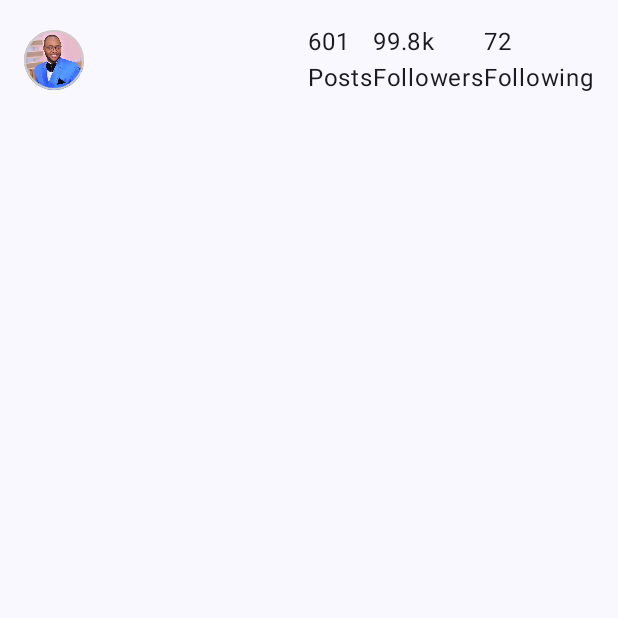
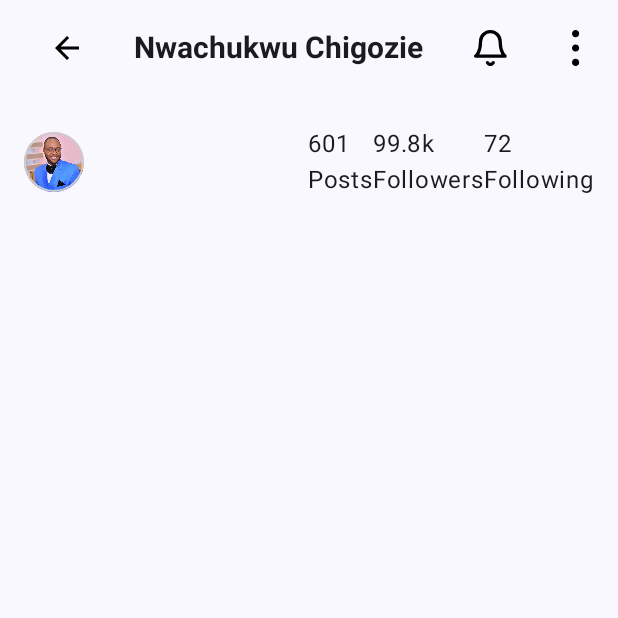
Before and after one commit to Justin-mario/mobile_instagram_ui_kotlin, an Android app built with Jetpack Compose: the screen it shows after launch (MainActivity), on a phone screen of 412 x 824 dp, the top half of it. Run offline under Robolectric (Android 15) with nearby library versions, the phone set to English and light mode, and no system bars.

Commit message:
done with Top App Bar

```diff
--- a/app/src/main/java/com/example/android/instagramui/ui/ProfileScreen.kt
+++ b/app/src/main/java/com/example/android/instagramui/ui/ProfileScreen.kt
@@ -6,13 +6,17 @@ import androidx.compose.foundation.layout.Arrangement
 import androidx.compose.foundation.layout.Box
 import androidx.compose.foundation.layout.Column
 import androidx.compose.foundation.layout.Row
+import androidx.compose.foundation.layout.Spacer
 import androidx.compose.foundation.layout.fillMaxSize
 import androidx.compose.foundation.layout.fillMaxWidth
+import androidx.compose.foundation.layout.height
 import androidx.compose.foundation.layout.padding
 import androidx.compose.foundation.layout.size
 import androidx.compose.foundation.shape.CircleShape
 import androidx.compose.material.icons.Icons
 import androidx.compose.material.icons.filled.ArrowBack
+import androidx.compose.material3.CenterAlignedTopAppBar
+import androidx.compose.material3.ExperimentalMaterial3Api
 import androidx.compose.material3.Icon
 import androidx.compose.material3.Text
 import androidx.compose.runtime.Composable
@@ -35,12 +39,13 @@ import com.example.android.instagramui.ui.theme.InstagramUITheme
 
 @Composable
 fun ProfileScreen() {
-    Box(modifier = Modifier.fillMaxSize()){
-        Column() {
+        Column {
+            TopBar(name = "Nwachukwu Chigozie")
+            Spacer(modifier = Modifier.height(4.dp))
             ProfileSection()
         }
     }
-}
+
 
 @Composable
 fun ProfileSection(modifier: Modifier = Modifier) {
@@ -55,11 +60,13 @@ fun ProfileSection(modifier: Modifier = Modifier) {
 
 }
 
+@OptIn(ExperimentalMaterial3Api::class)
 @Composable
 fun TopBar(
     name: String,
     modifier: Modifier = Modifier
 ) {
+    CenterAlignedTopAppBar(title = {
         Row(
             verticalAlignment = Alignment.CenterVertically,
             horizontalArrangement = Arrangement.SpaceAround,
@@ -85,6 +92,10 @@ fun TopBar(
                 modifier = Modifier.size(24.dp))
 
         }
+    })
+
+
+
 
 }
 
```
Lines whose indentation alone changed are shown as unchanged.
